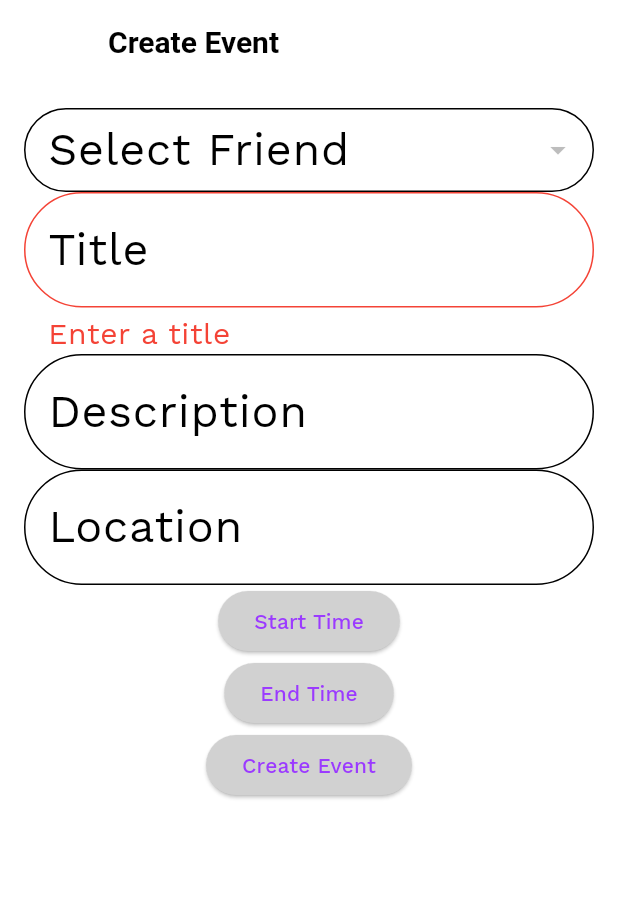
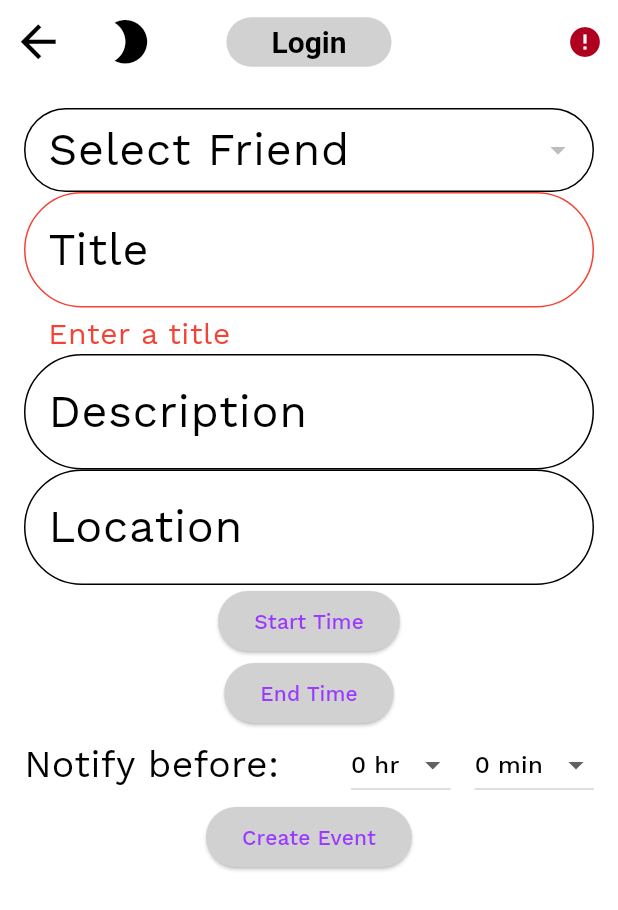
Before and after one commit to Harvar3105/finalThesis, a Flutter app: the CreateEventView screen opened directly with empty values, after a tap on "Create Event", on a phone screen of 412 x 824 dp. Shown: the top 910 px of the screen. Run offline on Flutter 3.47's test engine with Material 3 defaults, Android fonts, the phone set to English and light mode, and no system bars; our stand-ins replace bubble, cloud_firestore, firebase_auth, firebase_core, firebase_messaging, firebase_storage and 8 more; missing offline and left inert: calendar_day_view, firebase_app_check; accounts and stored records are empty; generated files the repository leaves out were written again; project files that could hold a hidden picture were left out.

Commit message:
Some fixes

```diff
--- a/lib/configurations/strings.dart
+++ b/lib/configurations/strings.dart
@@ -23,6 +23,7 @@ class Strings {
 
   // Events
   static const addEvent = 'Add Event';
+  static const eventView = 'Event View';
 
   // Address
   static const selectLocation = 'Select a location!';
--- a/lib/presentation/views/calendar/day_view.dart
+++ b/lib/presentation/views/calendar/day_view.dart
@@ -135,9 +135,7 @@ class _DayViewCalendarState extends ConsumerState<DayViewCalendar> {
                           behavior: HitTestBehavior.opaque,
                           key: ValueKey(event.hashCode),
                           onTap: () {
-                            print(event.value);
-                            print('!' + event.start.toString());
-                            print('!' + event.end.toString());
+                            context.pushNamed(Strings.eventView, extra: event.value);
                           },
                           child: Container(
                             margin: const EdgeInsets.only(right: 3, left: 3),
--- a/lib/presentation/views/calendar/event_create_view.dart
+++ b/lib/presentation/views/event/event_create_view.dart
@@ -1,13 +1,14 @@
 
 
 import 'package:final_thesis_app/presentation/views/widgets/buttons/time_picker.dart';
+import 'package:final_thesis_app/presentation/views/widgets/fields/duration_picker.dart';
 import 'package:final_thesis_app/presentation/views/widgets/navigation/custom_app_bar.dart';
 import 'package:flutter/cupertino.dart';
 import 'package:flutter/material.dart';
 import 'package:flutter_riverpod/flutter_riverpod.dart';
 
 import '../../../data/domain/user.dart';
-import '../../view_models/calendar/event_create_view_model.dart';
+import '../../view_models/event/event_create_view_model.dart';
 import '../widgets/buttons/date_time_picker.dart';
 
 class CreateEventView extends ConsumerStatefulWidget {
@@ -33,7 +34,7 @@ class _CreateEventViewState extends ConsumerState<CreateEventView> {
     final eventCreateViewModel = ref.watch(eventCreateViewModelProvider);
 
     return Scaffold(
-      appBar: AppBar(title: const Text('Create Event')),
+      appBar: CustomAppBar(),
       body: Padding(
         padding: const EdgeInsets.all(16.0),
         child: eventCreateViewModel.when(
@@ -77,6 +78,13 @@ class _CreateEventViewState extends ConsumerState<CreateEventView> {
           ),
           DateTimePicker(onDateSelected: (date) => setState(() => _startTime = date), label: 'Start Time'),
           DateTimePicker(onDateSelected: (date) => setState(() => _endTime = date), label: 'End Time'),
+          Row(
+            mainAxisAlignment: MainAxisAlignment.spaceBetween,
+            children: [
+              Text("Notify before: "),
+              DurationPicker(onDurationSelected: (span) => _notifyBefore = span),
+            ],
+          ),
           ElevatedButton(
             onPressed: _submitForm,
             child: const Text('Create Event'),
@@ -90,13 +98,13 @@ class _CreateEventViewState extends ConsumerState<CreateEventView> {
     if (_formKey.currentState!.validate()) {
       final viewModel = ref.read(eventCreateViewModelProvider.notifier);
       final success = await viewModel.createEvent(
-        _selectedFriend!.id!,
-        _startTime!,
-        _endTime!,
-        _title,
-        _description,
-        _location,
-        _notifyBefore,
+        otherUserId: _selectedFriend!.id!,
+        start: _startTime!,
+        end: _endTime!,
+        title: _title,
+        description: _description,
+        location: _location,
+        notifyBefore: _notifyBefore,
       );
       if (success) {
         Navigator.pop(context);
--- /dev/null
+++ b/lib/presentation/views/widgets/fields/duration_picker.dart
@@ -0,0 +1,72 @@
+import 'package:flutter/material.dart';
+
+class DurationPicker extends StatefulWidget {
+  final Function(Duration) onDurationSelected;
+  final Duration initialDuration;
+
+  const DurationPicker({
+    super.key,
+    required this.onDurationSelected,
+    this.initialDuration = const Duration(hours: 0, minutes: 0),
+  });
+
+  @override
+  State<DurationPicker> createState() => _DurationPickerState();
+}
+
+class _DurationPickerState extends State<DurationPicker> {
+  late int selectedHours;
+  late int selectedMinutes;
+
+  @override
+  void initState() {
+    super.initState();
+    selectedHours = widget.initialDuration.inHours;
+    selectedMinutes = widget.initialDuration.inMinutes % 60;
+  }
+
+  void _updateDuration() {
+    widget.onDurationSelected(Duration(hours: selectedHours, minutes: selectedMinutes));
+  }
+
+  @override
+  Widget build(BuildContext context) {
+    return Row(
+      mainAxisSize: MainAxisSize.min,
+      mainAxisAlignment: MainAxisAlignment.spaceBetween,
+      crossAxisAlignment: CrossAxisAlignment.end,
+      children: [
+        DropdownButton<int>(
+            value: selectedHours,
+            items: List.generate(100, (index) => index)
+                .map((value) => DropdownMenuItem(
+              value: value,
+              child: Text('$value hr'),
+            )).toList(),
+            onChanged: (value) {
+              setState(() {
+                selectedHours = value!;
+                _updateDuration();
+              });
+            },
+        ),
+        const SizedBox(width: 16),
+        DropdownButton<int>(
+          value: selectedMinutes,
+          items: List.generate(60, (index) => index)
+              .map((value) => DropdownMenuItem(
+            value: value,
+            child: Text('$value min'),
+          ))
+              .toList(),
+          onChanged: (value) {
+            setState(() {
+              selectedMinutes = value!;
+              _updateDuration();
+            });
+          },
+        ),
+      ],
+    );
+  }
+}
```
Also changed, not shown: lib/presentation/view_models/event/event_create_view_model.dart (renamed from lib/presentation/view_models/calendar/event_create_view_model.dart, +12 -7 lines), lib/presentation/views/event/event_view.dart (added, +35 -0 lines), lib/router.dart (+11 -1 lines).
